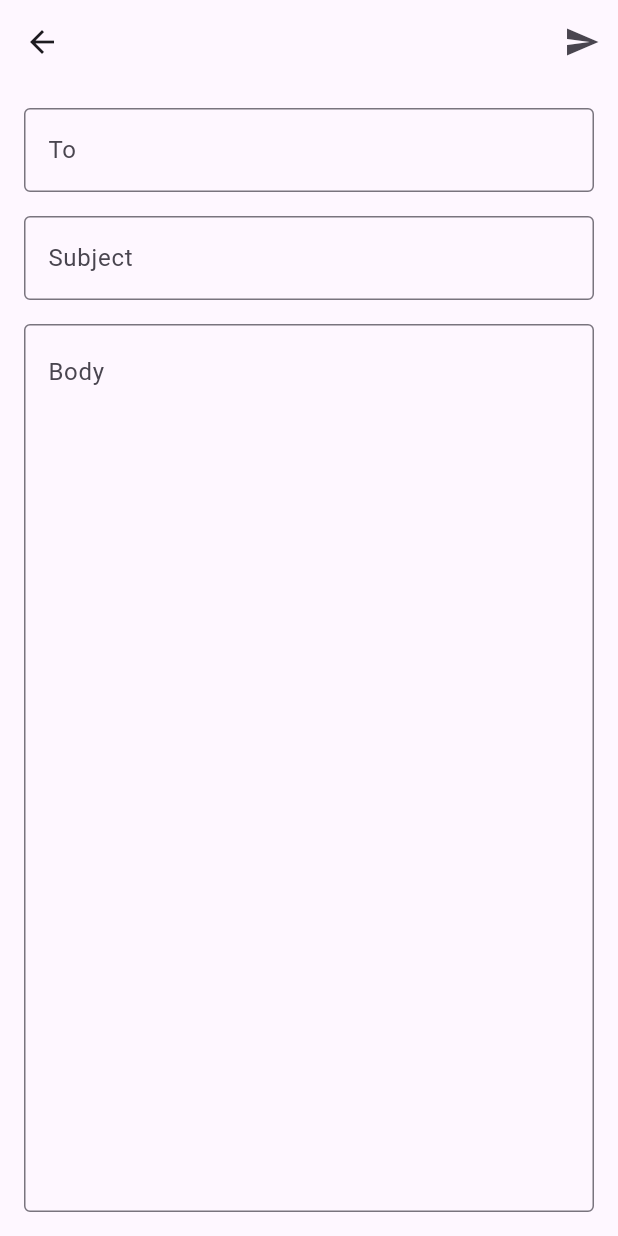
After one commit to o-klepatskyi/flutter_fundamentals, a Flutter app: the WriteEmailScreen screen opened directly, on a phone screen of 412 x 824 dp. The commit adds this screen. Run offline on Flutter 3.47's test engine with Material 3 defaults, Android fonts, the phone set to English and light mode, and no system bars.

Commit message:
Add write email screen

```diff
--- a/material_design_in_flutter/lib/layout/gmail_app.dart
+++ b/material_design_in_flutter/lib/layout/gmail_app.dart
@@ -2,6 +2,7 @@ import 'package:flutter/material.dart';
 import 'email_list_screen.dart';
 import 'top_bar.dart';
 import '../data/email_repository.dart';
+import 'write_email_screen.dart';
 
 enum TabIndex { starred, incoming, outgoing, bin }
 
@@ -98,7 +99,7 @@ class GmailAppState extends State<GmailApp>
             ),
           ),
           ...destinations.map(
-                (NavDestination destination) {
+            (NavDestination destination) {
               return NavigationDrawerDestination(
                 label: Text(destination.label),
                 icon: destination.icon,
@@ -141,8 +142,8 @@ class GmailAppState extends State<GmailApp>
   Widget _buildActionButton() {
     return FloatingActionButton.extended(
       onPressed: () {
-        // Action to be performed when the button is pressed
-        print('Floating Action Button Pressed');
+        Navigator.of(context)
+            .push(MaterialPageRoute(builder: (context) => const WriteEmailScreen()));
       },
       icon: const Icon(Icons.edit),
       label: const Text('Написати'),
--- /dev/null
+++ b/material_design_in_flutter/lib/layout/write_email_screen.dart
@@ -0,0 +1,56 @@
+import 'package:flutter/material.dart';
+
+class WriteEmailScreen extends StatelessWidget {
+  const WriteEmailScreen({super.key});
+
+  @override
+  Widget build(BuildContext context) {
+    return Scaffold(
+      appBar: AppBar(
+        actions: <Widget>[
+          IconButton(
+            icon: const Icon(Icons.send),
+            onPressed: () {
+              print('Send email: to be implemented');
+            },
+            tooltip: 'Send Email',
+          ),
+        ],
+      ),
+      body: const Padding(
+        padding: EdgeInsets.all(16.0),
+        child: Column(
+          crossAxisAlignment: CrossAxisAlignment.start,
+          children: <Widget>[
+            TextField(
+              decoration: InputDecoration(
+                labelText: 'To',
+                border: OutlineInputBorder(),
+              ),
+            ),
+            SizedBox(height: 16.0),
+            TextField(
+              decoration: InputDecoration(
+                labelText: 'Subject',
+                border: OutlineInputBorder(),
+              ),
+            ),
+            SizedBox(height: 16.0),
+            Expanded(
+              child: TextField(
+                maxLines: null,
+                expands: true,
+                textAlignVertical: TextAlignVertical.top,
+                decoration: InputDecoration(
+                  labelText: 'Body',
+                  alignLabelWithHint: true,
+                  border: OutlineInputBorder(),
+                ),
+              ),
+            ),
+          ],
+        ),
+      ),
+    );
+  }
+}
```
